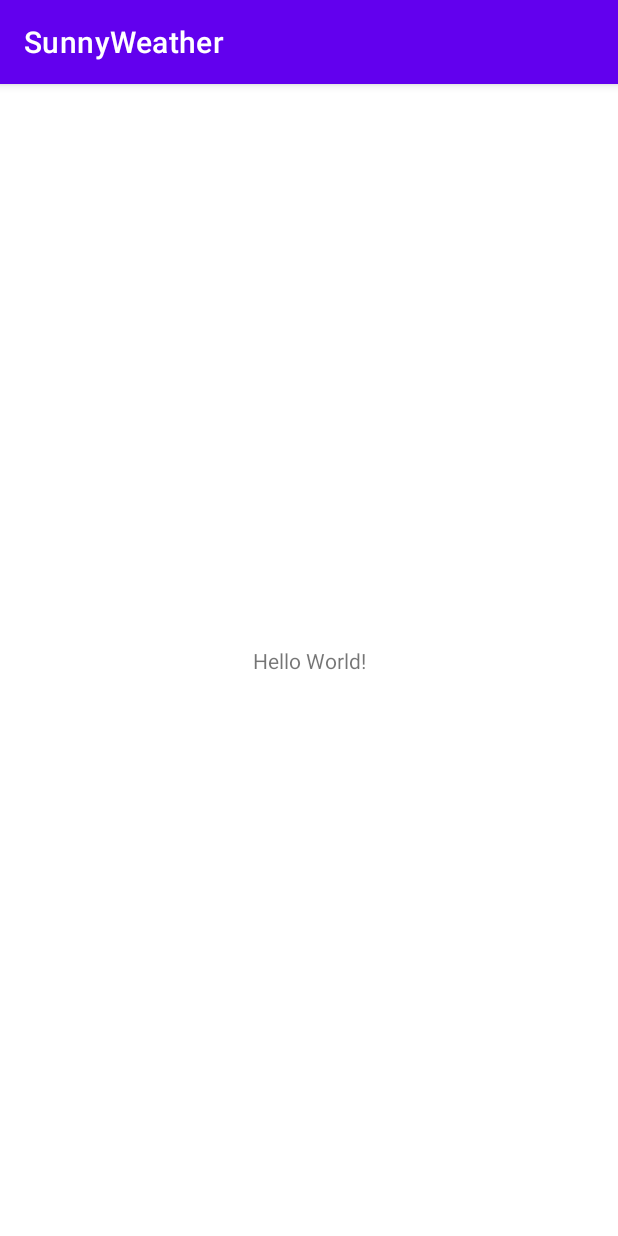
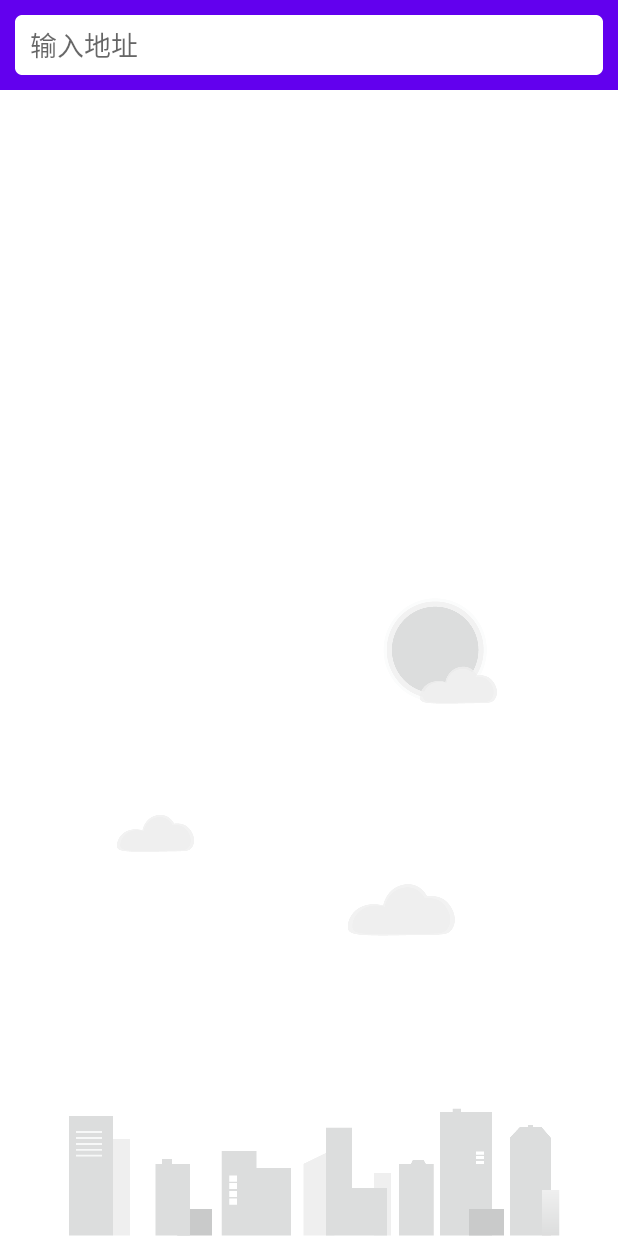
Before and after one commit to herman-liu/SunnyWeather, an Android app: the screen it shows after launch (MainActivity), on a phone screen of 412 x 824 dp. Run offline under Robolectric (Android 15) with nearby library versions, the phone set to English and light mode, and no system bars; 1 statement that could not run was skipped.

Commit message:
realize function1: search data of cities around the world.

```diff
--- a/app/build.gradle
+++ b/app/build.gradle
@@ -30,6 +30,9 @@ android {
     kotlinOptions {
         jvmTarget = '1.8'
     }
+    buildFeatures {
+        viewBinding true
+    }
 }
 
 dependencies {
--- a/app/src/main/AndroidManifest.xml
+++ b/app/src/main/AndroidManifest.xml
@@ -1,6 +1,8 @@
 <?xml version="1.0" encoding="utf-8"?>
 <manifest xmlns:android="http://schemas.android.com/apk/res/android"
     package="com.sunnyweather.android">
+
+    <uses-permission android:name="android.permission.INTERNET" />
 
     <application
         android:name=".SunnyWeatherApplication"
--- /dev/null
+++ b/app/src/main/java/com/sunnyweather/android/ui/place/PlaceFragment.kt
@@ -0,0 +1,73 @@
+package com.sunnyweather.android.ui.place
+
+import android.os.Bundle
+import android.view.LayoutInflater
+import android.view.View
+import android.view.ViewGroup
+import android.widget.LinearLayout
+import androidx.core.widget.addTextChangedListener
+import androidx.fragment.app.Fragment
+import androidx.lifecycle.ViewModelProvider
+import androidx.recyclerview.widget.LinearLayoutManager
+import com.sunnyweather.android.R
+import com.sunnyweather.android.databinding.FragmentPlaceBinding
+import com.sunnyweather.android.makeToast
+
+class PlaceFragment : Fragment() {
+
+    val viewModel by lazy { ViewModelProvider(this).get(PlaceViewModel::class.java) }
+
+    private lateinit var adapter: PlaceAdapter
+
+    private var _binding: FragmentPlaceBinding? = null
+    private val binding get() = _binding!!
+
+    override fun onCreateView(
+        inflater: LayoutInflater,
+        container: ViewGroup?,
+        savedInstanceState: Bundle?
+    ): View? {
+        _binding = FragmentPlaceBinding.inflate(inflater, container, false)
+        return binding.root
+    }
+
+    override fun onActivityCreated(savedInstanceState: Bundle?) {
+        super.onActivityCreated(savedInstanceState)
+        //set recyclerView
+        val layoutManager = LinearLayoutManager(activity)
+        binding.recyclerView.layoutManager = layoutManager
+        adapter = PlaceAdapter(this, viewModel.placeList)
+        binding.recyclerView.adapter = adapter
+
+        binding.searchPlaceEdit.addTextChangedListener { editable ->
+            val content = editable.toString()
+            if (content.isNotEmpty()) {
+                viewModel.searchPlaces(content)
+            } else {
+                binding.recyclerView.visibility = View.GONE
+                binding.bgImageView.visibility = View.GONE
+                viewModel.placeList.clear()
+                adapter.notifyDataSetChanged()
+            }
+        }
+
+        viewModel.placeLiveData.observe(viewLifecycleOwner, { result ->
+            val places = result.getOrNull()
+            if (places != null) {
+                binding.recyclerView.visibility = View.VISIBLE
+                binding.bgImageView.visibility = View.VISIBLE
+                viewModel.placeList.clear()
+                viewModel.placeList.addAll(places)
+                adapter.notifyDataSetChanged()
+            } else {
+                R.string.placefrag_toast_no_place_find.makeToast()
+                result.exceptionOrNull()?.printStackTrace()
+            }
+        })
+    }
+
+    override fun onDestroyView() {
+        super.onDestroyView()
+        _binding = null
+    }
+}
--- a/app/src/main/res/layout/activity_main.xml
+++ b/app/src/main/res/layout/activity_main.xml
@@ -1,18 +1,13 @@
 <?xml version="1.0" encoding="utf-8"?>
-<androidx.constraintlayout.widget.ConstraintLayout xmlns:android="http://schemas.android.com/apk/res/android"
-    xmlns:app="http://schemas.android.com/apk/res-auto"
-    xmlns:tools="http://schemas.android.com/tools"
+<FrameLayout xmlns:android="http://schemas.android.com/apk/res/android"
     android:layout_width="match_parent"
-    android:layout_height="match_parent"
-    tools:context=".MainActivity">
+    android:layout_height="match_parent">
 
-    <TextView
-        android:layout_width="wrap_content"
-        android:layout_height="wrap_content"
-        android:text="Hello World!"
-        app:layout_constraintBottom_toBottomOf="parent"
-        app:layout_constraintLeft_toLeftOf="parent"
-        app:layout_constraintRight_toRightOf="parent"
-        app:layout_constraintTop_toTopOf="parent" />
+    <fragment
+        android:id="@+id/placeFragment"
+        android:name="com.sunnyweather.android.ui.place.PlaceFragment"
+        android:layout_width="match_parent"
+        android:layout_height="match_parent"
+        />
 
-</androidx.constraintlayout.widget.ConstraintLayout>
+</FrameLayout>
--- a/app/src/main/res/layout/fragment_place.xml
+++ b/app/src/main/res/layout/fragment_place.xml
@@ -1,6 +1,44 @@
 <?xml version="1.0" encoding="utf-8"?>
 <RelativeLayout xmlns:android="http://schemas.android.com/apk/res/android"
     android:layout_width="match_parent"
-    android:layout_height="match_parent">
+    android:layout_height="match_parent"
+    android:background="?android:windowBackground">
+
+    <ImageView
+        android:id="@+id/bgImageView"
+        android:layout_width="match_parent"
+        android:layout_height="wrap_content"
+        android:layout_alignParentBottom="true"
+        android:src="@drawable/bg_place"
+        />
+
+    <FrameLayout
+        android:id="@+id/anctionBarLayout"
+        android:layout_width="match_parent"
+        android:layout_height="60dp"
+        android:background="?attr/colorPrimary">
+
+        <EditText
+            android:id="@+id/searchPlaceEdit"
+            android:layout_width="match_parent"
+            android:layout_height="40dp"
+            android:layout_gravity="center_vertical"
+            android:layout_marginStart="10dp"
+            android:layout_marginEnd="10dp"
+            android:paddingStart="10dp"
+            android:paddingEnd="10dp"
+            android:hint="@string/hint_search_place"
+            android:background="@drawable/search_bg"
+            />
+
+    </FrameLayout>
+
+    <androidx.recyclerview.widget.RecyclerView
+        android:id="@+id/recyclerView"
+        android:layout_width="match_parent"
+        android:layout_height="match_parent"
+        android:layout_below="@id/anctionBarLayout"
+        android:visibility="gone"
+        />
 
 </RelativeLayout>
--- a/app/src/main/res/values-night/themes.xml
+++ b/app/src/main/res/values-night/themes.xml
@@ -1,6 +1,6 @@
 <resources xmlns:tools="http://schemas.android.com/tools">
     <!-- Base application theme. -->
-    <style name="Theme.SunnyWeather" parent="Theme.MaterialComponents.DayNight.DarkActionBar">
+    <style name="Theme.SunnyWeather" parent="Theme.MaterialComponents.DayNight.NoActionBar">
         <!-- Primary brand color. -->
         <item name="colorPrimary">@color/purple_200</item>
         <item name="colorPrimaryVariant">@color/purple_700</item>
--- a/app/src/main/res/values/strings.xml
+++ b/app/src/main/res/values/strings.xml
@@ -1,3 +1,5 @@
 <resources>
     <string name="app_name">SunnyWeather</string>
+    <string name="hint_search_place">输入地址</string>
+    <string name="placefrag_toast_no_place_find">未查询到任何地点</string>
 </resources>
--- a/app/src/main/res/values/themes.xml
+++ b/app/src/main/res/values/themes.xml
@@ -1,6 +1,6 @@
 <resources xmlns:tools="http://schemas.android.com/tools">
     <!-- Base application theme. -->
-    <style name="Theme.SunnyWeather" parent="Theme.MaterialComponents.DayNight.DarkActionBar">
+    <style name="Theme.SunnyWeather" parent="Theme.MaterialComponents.DayNight.NoActionBar">
         <!-- Primary brand color. -->
         <item name="colorPrimary">@color/purple_500</item>
         <item name="colorPrimaryVariant">@color/purple_700</item>
```
Also changed, not shown: app/src/main/java/com/sunnyweather/android/Toast.kt (added, +12 -0 lines), app/src/main/java/com/sunnyweather/android/ui/place/PlaceAdapter.kt (added, +31 -0 lines), app/src/main/res/layout/place_item.xml (added, +35 -0 lines).
